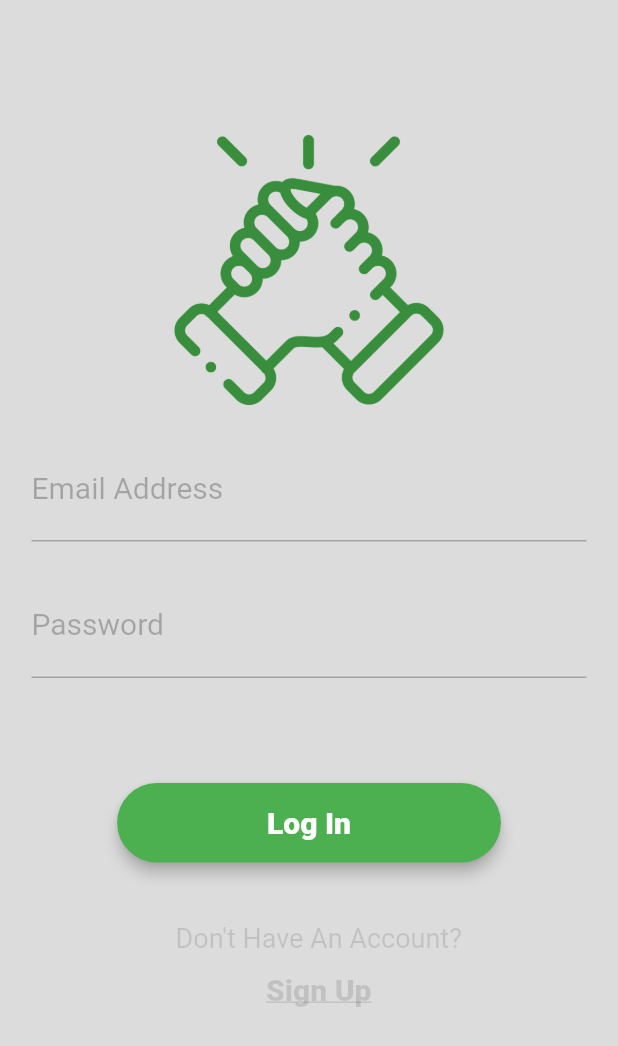
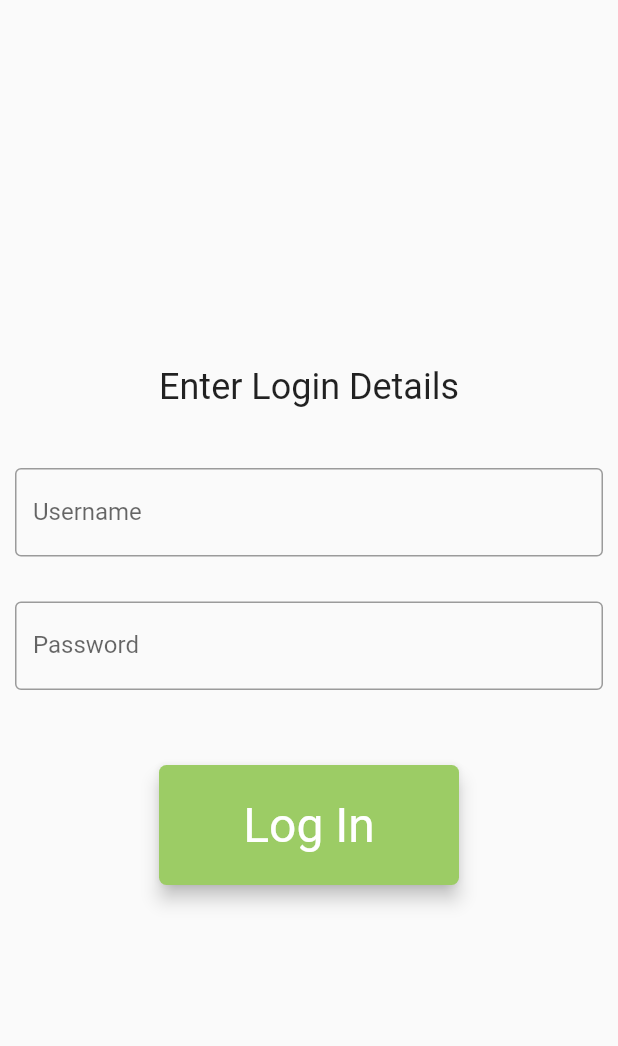
Before and after one commit to timothymayor/flutter_task2, a Flutter app: the screen it shows after launch, on a phone screen of 412 x 824 dp. Shown: the top 1046 px of the screen. Run offline on Flutter 3.47's test engine with Material 2 defaults, Android fonts, the phone set to English and light mode, and no system bars; Roboto replaces fonts that are missing (Helvetica).

Commit message:
modified files

```diff
--- a/lib/main.dart
+++ b/lib/main.dart
@@ -1,6 +1,103 @@
 import 'package:flutter/material.dart';
-import './pages/login.dart';
 
-void main() =>
-  runApp(Login());
-///color: Colors.black12,
+void main() => runApp(MyApp());
+
+class MyApp extends StatelessWidget {
+  // This widget is the root of your application.
+  @override
+  Widget build(BuildContext context) {
+    return MaterialApp(
+      title: 'Flutter Demo',
+      debugShowCheckedModeBanner: false,
+      theme: ThemeData(
+        primarySwatch: Colors.blue,
+      ),
+      home: MyHomePage(title: 'My Log In App'),
+    );
+  }
+}
+
+class MyHomePage extends StatefulWidget {
+  MyHomePage({Key key, this.title}) : super(key: key);
+
+  final String title;
+
+  @override
+  _MyHomePageState createState() => _MyHomePageState();
+}
+
+class _MyHomePageState extends State<MyHomePage> {
+  Widget build(BuildContext context) {
+    return Scaffold(
+      body: Center(
+        child: Column(
+          mainAxisAlignment: MainAxisAlignment.center,
+          children: <Widget>[
+            Padding(
+              padding: const EdgeInsets.all(10),
+              child: Text("Enter Login Details",
+                  style: TextStyle(
+                    fontWeight: FontWeight.normal,
+                    fontSize: 24,
+                    fontFamily: 'Helvetica',
+                  )),
+            ),
+            SizedBox(height: 20),
+            Padding(
+              padding: const EdgeInsets.all(10),
+              child: TextField(
+                obscureText: true,
+                decoration: InputDecoration(
+                  border: OutlineInputBorder(),
+                  labelText: 'Username',
+                ),
+              ),
+            ),
+            SizedBox(
+              height: 10,
+            ),
+            Padding(
+              padding: const EdgeInsets.all(10),
+              child: TextField(
+                obscureText: true,
+                decoration: InputDecoration(
+                  border: OutlineInputBorder(),
+                  labelText: 'Password',
+                ),
+              ),
+            ),
+            SizedBox(height: 40),
+            ButtonTheme(
+              minWidth: 200.0,
+              height: 80.0,
+              child: new RaisedButton(
+                // padding: const EdgeInsets.only(
+                //   top: 30.0,
+                //   bottom: 30.0,
+                //   left: 70.0,
+                //   right: 70.0,
+                // ),
+                elevation: 5.0,
+                textColor: Colors.white,
+                splashColor: Colors.orangeAccent[200],
+                color: Colors.lightGreen[400],
+                shape: RoundedRectangleBorder(
+                  borderRadius: new BorderRadius.circular(5.0),
+                  // side: BorderSide(color: Colors.black),
+                ),
+                onPressed: () => print("Button Pressed"),
+                child: new Text("Log In",
+                    style: TextStyle(
+                      fontSize: 32.0,
+                      fontWeight: FontWeight.normal,
+                      fontStyle: FontStyle.normal,
+                    )),
+              ),
+            ),
+          ],
+        ),
+      ),
+      // This trailing comma makes auto-formatting nicer for build methods.
+    );
+  }
+}
--- a/lib/pages/login.dart
+++ /dev/null
@@ -1,221 +0,0 @@
-import 'dart:ui';
-
-import 'package:com/pages/signup.dart';
-import 'package:flutter/cupertino.dart';
-import 'package:flutter/material.dart';
-import 'package:flutter/widgets.dart';
-import './signup.dart';
-
-///class for the container holding the email and password TextFields
-class Login extends StatelessWidget {
-  @override
-  Widget build(BuildContext context) {
-    return MaterialApp(
-      debugShowCheckedModeBanner: false,
-      home: Scaffold(
-        resizeToAvoidBottomInset: false,
-      body: Container(
-      alignment: Alignment.center,
-      color: Colors.black12,
-      child: Column (
-        children: <Widget>[
-          IconWidget(),
-          Align (
-              alignment: Alignment.center,
-              child: Container(
-                  width: 370.0,
-                  height: 420.0,
-                  child: SingleChildScrollView(
-                    child: Column (
-                      children: <Widget>[
-                        EmailField(),
-                        PasswordField(),
-                        LoginButton(),
-                        SignUpButton()
-                      ],
-                    ),
-                  )
-              )
-          )
-        ],
-      ),
-    ),
-    ),
-    );
-  }
-}
-
-/// remember to transfer the email, icon and password classes into different files
-///class for the page icon
-class IconWidget extends StatelessWidget {
-  @override
-  Widget build(BuildContext context) {
-    AssetImage appIcon = AssetImage('images/Teamwork Icon.png');
-    Image image = Image(
-        image: appIcon,
-        ///the lines below changes the icon's color, width and height
-        color: Colors.green[700],
-        width: 180.0
-    );
-    return Container (
-      //the icon's container
-      margin: EdgeInsets.only(top: 90.0),
-      child: image,
-    );
-  }
-}
-
-///class for the email TextField
-class EmailField extends StatelessWidget {
-  @override
-  Widget build(BuildContext context) {
-    return Container (
-      margin: EdgeInsets.only(top: 22.0),
-      child: TextField(
-        autofocus: false,
-        cursorWidth: 3.0,
-        cursorColor: Colors.green,
-        style: TextStyle (
-          height: 1.6),
-        /// the field's border and placeholder
-        decoration: InputDecoration(
-          labelText: 'Email Address',
-          labelStyle: TextStyle(
-            color: Colors.black26,
-            fontSize: 20.0
-
-          ),
-          enabledBorder: UnderlineInputBorder(
-            borderSide: BorderSide(color: Colors.black26),
-          ),
-          focusedBorder: UnderlineInputBorder(
-            borderSide: BorderSide(color: Colors.green),
-          ),
-        ),
-      )
-      );
-  }
-}
-
-///class for the password TextField
-class PasswordField extends StatelessWidget {
-  @override
-  Widget build(BuildContext context) {
-    return Container (
-      margin: EdgeInsets.only(top: 22.0, bottom: 30.0),
-      child: TextField(
-        autofocus: false,
-        obscureText: true,
-        cursorWidth: 3.0,
-        cursorColor: Colors.green,
-        style: TextStyle (
-            height: 1.6),
-        ///style for border and placeholder
-        decoration: InputDecoration(
-          labelText: 'Password',
-          labelStyle: TextStyle(
-            fontSize: 20.0,
-              color: Colors.black26
-          ),
-        enabledBorder: UnderlineInputBorder(
-        borderSide: BorderSide(color: Colors.black26),
-        ),
-        focusedBorder: UnderlineInputBorder(
-        borderSide: BorderSide(color: Colors.green),
-        ),
-        ),
-
-
-      ),
-    );
-  }
-}
-
-///class for Button text
-class LoginButton extends StatelessWidget {
-  @override
-  Widget build(BuildContext context) {
-    return Container (
-      margin: EdgeInsets.only(top: 40.0),
-      child: RaisedButton (
-        color: Colors.green,
-        child: Text('Log In',
-          style: TextStyle(
-          fontSize: 20.0,
-          color: Colors.white,
-          fontFamily: 'Roboto',
-          fontWeight: FontWeight.bold,
-          ),
-        ),
-        shape: RoundedRectangleBorder(
-          borderRadius: BorderRadius.circular(30.0)
-        ),
-        elevation: 4.0,
-        padding: EdgeInsets.only(left: 100.0, right: 100.0, top: 15.0, bottom: 15.0),
-        onPressed: () {
-          popUp(context);
-        },
-
-      )
-    );
-  }
-
-  void popUp (BuildContext context) {
-    var alertDialog = AlertDialog (
-      content: Text('Curious Much?')
-    );
-
-    showDialog(
-        context: context,
-        builder: (BuildContext context){
-          return alertDialog;
-  }
-    );
-}
-}
-
-///class for SignUp button
-class SignUpButton extends StatelessWidget {
-  @override
-  Widget build(BuildContext context) {
-    return Container (
-      margin: EdgeInsets.only(top: 40.0, left: 13.0),
-      child: Column (
-        children: <Widget>[
-          Text (
-            "Don't Have An Account?",
-            style: TextStyle (
-              fontSize: 18.0,
-              color: Colors.black12,
-              fontFamily: 'Roboto',
-              fontWeight: FontWeight.w200
-            ),
-          ),
-          FlatButton (
-            child: Text('Sign Up',
-            style: TextStyle(
-              decoration: TextDecoration.underline,
-              fontSize: 20.0,
-              color: Colors.black12,
-              fontFamily: 'Roboto',
-              fontWeight: FontWeight.bold,
-        ),
-          ),
-            ///shape: RoundedRectangleBorder(
-                ///borderRadius: BorderRadius.circular(30.0)
-            ///),
-            padding: EdgeInsets.only(left: 40.0, right: 40.0),
-            onPressed: () {
-              Navigator.push (
-                context,
-                  MaterialPageRoute(
-                      builder: (context) => SignUp()
-                  )
-              );
-            },
-          )
-        ],
-      ),
-    );
-  }
-}
```
Also changed, not shown: lib/pages/signup.dart (deleted, +0 -269 lines), pubspec.yaml (+18 -15 lines), fonts/Roboto-Black.ttf (deleted), fonts/Roboto-BlackItalic.ttf (deleted), fonts/Roboto-Bold.ttf (deleted), fonts/Roboto-BoldItalic.ttf (deleted), fonts/Roboto-Italic.ttf (deleted), fonts/Roboto-Light.ttf (deleted), fonts/Roboto-LightItalic.ttf (deleted), fonts/Roboto-Medium.ttf (deleted), fonts/Roboto-MediumItalic.ttf (deleted), fonts/Roboto-Regular.ttf (deleted), fonts/Roboto-Thin.ttf (deleted), fonts/Roboto-ThinItalic.ttf (deleted), 3 more files, 15 other files.
